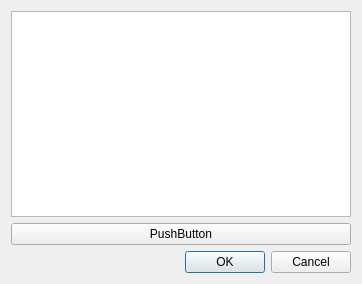
Above: statistiksdialog.ui from Galaxyqasar/Galgenraten before the change. Below: the same form after it.
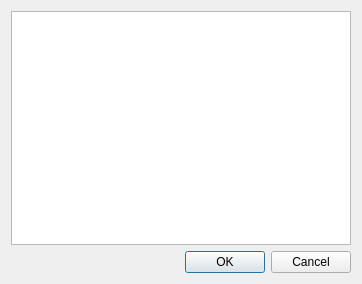
That is the form after the change.

What changed in the file:
```diff
--- a/statistiksdialog.ui
+++ b/statistiksdialog.ui
@@ -33,13 +33,6 @@
      </property>
     </widget>
    </item>
-   <item>
-    <widget class="QPushButton" name="pushButton">
-     <property name="text">
-      <string>PushButton</string>
-     </property>
-    </widget>
-   </item>
    <item>
     <widget class="QDialogButtonBox" name="buttonBox">
      <property name="orientation">
```
